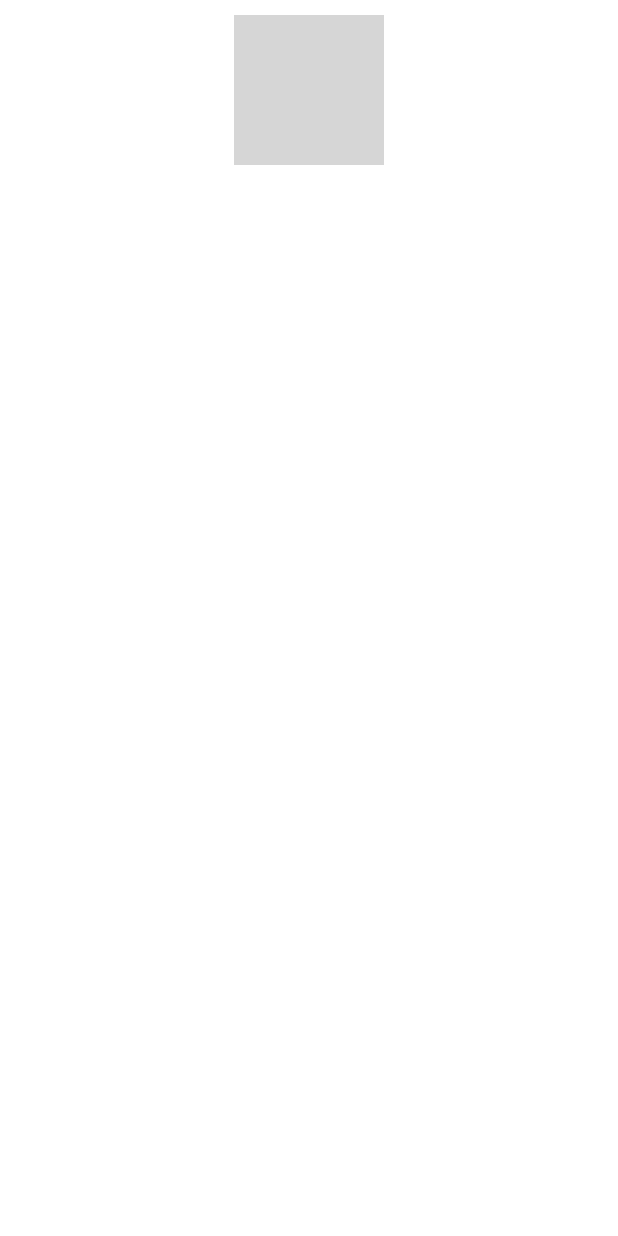
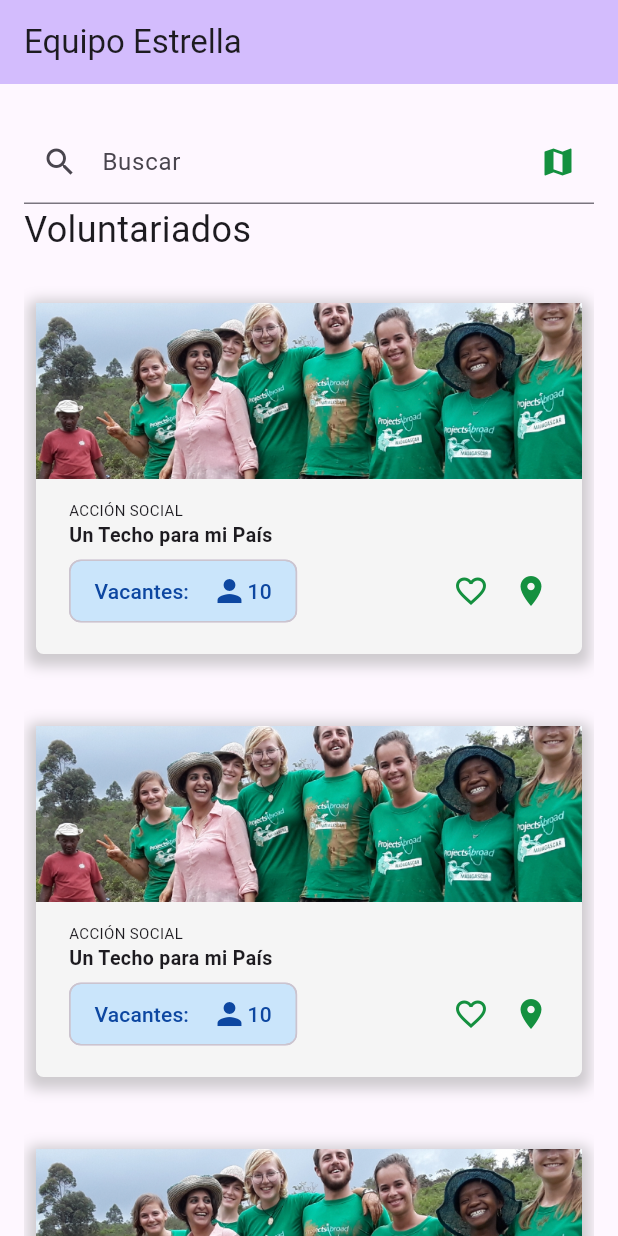
Before and after one commit to anitacruz/equipo_estrella, a Flutter app: the screen it shows after launch, on a phone screen of 412 x 824 dp. Run offline on Flutter 3.47's test engine with Material 2 defaults, Android fonts, the phone set to English and light mode, and no system bars; grey boxes are pictures that could not be loaded.

Commit message:
refactor: volunteering card + home searchbar

```diff
--- a/lib/main.dart
+++ b/lib/main.dart
@@ -1,4 +1,4 @@
-import 'package:equipo_estrella/presentation/views/home.dart';
+import 'package:equipo_estrella/widgets/scrollable_card_list.dart';
 import 'package:flutter/material.dart';
 import 'widgets/volunteer_card.dart';
 import 'presentation/views/profile.dart';
@@ -18,7 +18,7 @@
         colorScheme: ColorScheme.fromSeed(seedColor: Colors.deepPurple),
         useMaterial3: true,
       ),
-      home: const Profile(),
+      home: const MyHomePage(title: "Equipo Estrella"),
     );
   }
 }
@@ -40,32 +40,24 @@
           title: Text(widget.title),
           backgroundColor: Theme.of(context).colorScheme.inversePrimary,
         ),
-        body: Column(children: [
-          const SizedBox(
-              width: 250,
-              child: TextField(
+        body: Container(
+            margin: const EdgeInsets.only(top: 24, left: 16, right: 16),
+            child: const Column(children: [
+              TextField(
                 decoration: InputDecoration(
-                  border: OutlineInputBorder(),
-                  labelText: 'Email',
-
-                ),
-              )),
-          Expanded(
-            child: ListView.separated(
-              padding: const EdgeInsets.all(8),
-              itemCount: 6,
-              itemBuilder: (BuildContext context, int index) {
-                return const SizedBox(
-                  child: VolunteerCard(),
-                );
-              },
-              separatorBuilder: (BuildContext context, int index) =>
-                  const Divider(
-                color: Colors.transparent,
-                height: 24,
+                    // border: OutlineInputBorder(),
+                    labelText: 'Buscar',
+                    prefixIcon: Icon(Icons.search, size: 24),
+                    suffixIcon: Icon(Icons.map,
+                        size: 24, color: Color.fromARGB(255, 20, 144, 63))),
               ),
-            ),
-          )
-        ]));
+              Align(
+                  alignment: AlignmentDirectional.centerStart,
+                  child: Text(
+                    "Voluntariados",
+                    style: TextStyle(fontSize: 24),
+                  )),
+              ScrollableCardList(),
+            ])));
   }
 }
--- /dev/null
+++ b/lib/widgets/scrollable_card_list.dart
@@ -0,0 +1,25 @@
+import 'package:flutter/material.dart';
+import 'volunteer_card.dart';
+
+class ScrollableCardList extends StatelessWidget {
+  const ScrollableCardList({super.key});
+
+  @override
+  Widget build(BuildContext context) {
+    return Expanded(
+      child: ListView.separated(
+        padding: const EdgeInsets.all(8),
+        itemCount: 6,
+        itemBuilder: (BuildContext context, int index) {
+          return const SizedBox(
+            child: VolunteerCard(),
+          );
+        },
+        separatorBuilder: (BuildContext context, int index) => const Divider(
+          color: Colors.transparent,
+          height: 0,
+        ),
+      ),
+    );
+  }
+}
--- a/lib/widgets/volunteer_card.dart
+++ b/lib/widgets/volunteer_card.dart
@@ -9,10 +9,11 @@ class VolunteerCard extends StatelessWidget {
     return Center(
         child: Container(
             alignment: Alignment.center,
-            width: 328,
+            // width: 328,
             height: 234,
+            margin: const EdgeInsets.only(bottom: 24, top: 24),
             decoration: BoxDecoration(
-                color: Colors.lightBlue,
+                color: Colors.grey[100],
                 borderRadius: const BorderRadius.all(Radius.circular(5)),
                 boxShadow: [
                   // TODO: implement the shadow widgets
--- a/lib/widgets/volunteer_card_acction.dart
+++ b/lib/widgets/volunteer_card_acction.dart
@@ -3,17 +3,25 @@ import 'package:flutter/material.dart';
 class VolunteerCardAction extends StatelessWidget {
   const VolunteerCardAction({super.key});
 
+  //TODO: add icon builder
   @override
   Widget build(BuildContext context) {
-    return const Row(
+    return Container(
+        margin: const EdgeInsets.only(top: 4),
+        child: const Row(
           mainAxisAlignment: MainAxisAlignment.spaceBetween,
           children: [
             Chip(
+                backgroundColor: Color.fromARGB(255, 202, 229, 251),
+                // selectedColor: Color.fromARGB(255, 202, 229, 251),
+                // selected: true,
+                labelStyle: TextStyle(color: Color.fromARGB(255, 13, 71, 161)),
                 label: Row(
                   children: [
                     Text("Vacantes:"),
                     SizedBox(width: 15),
-            Icon(Icons.person),
+                    Icon(Icons.person,
+                        color: Color.fromARGB(255, 13, 71, 161), size: 24),
                     Text("10")
                   ],
                 )),
@@ -21,16 +29,14 @@ class VolunteerCardAction extends StatelessWidget {
               children: [
                 Icon(
                   Icons.favorite_border,
-              color: Colors.lightBlue,
+                  color: Color.fromARGB(255, 20, 144, 63),
                 ),
-            SizedBox(width: 10),
-            Icon(
-              Icons.location_on,
-              color: Colors.lightBlue,
-            )
+                SizedBox(width: 16),
+                Icon(Icons.location_on,
+                    color: Color.fromARGB(255, 20, 144, 63), size: 24)
               ],
             )
           ],
-    );
+        ));
   }
 }
--- a/lib/widgets/volunteer_card_description.dart
+++ b/lib/widgets/volunteer_card_description.dart
@@ -4,6 +4,7 @@ import 'volunteer_card_acction.dart';
 class VolunteerCardDescription extends StatelessWidget {
   const VolunteerCardDescription({super.key});
 
+  //TODO: add color enum/class
   @override
   Widget build(BuildContext context) {
     return Center(
@@ -11,6 +12,8 @@ class VolunteerCardDescription extends StatelessWidget {
             color: Colors.grey[100],
             width: 1000,
             padding: const EdgeInsets.all(6),
+            margin:
+                const EdgeInsets.only(left: 16, right: 16, bottom: 16, top: 8),
             child: const Column(children: [
               Align(
                   alignment: Alignment.topLeft,
```
Lines whose indentation alone changed are shown as unchanged.
